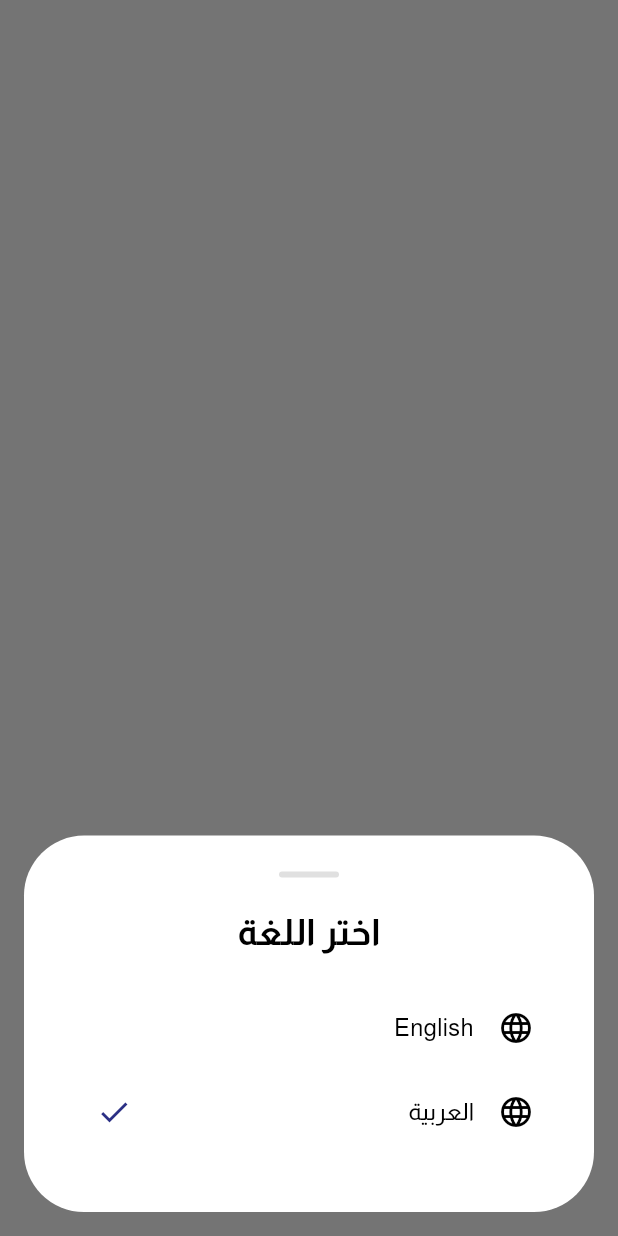
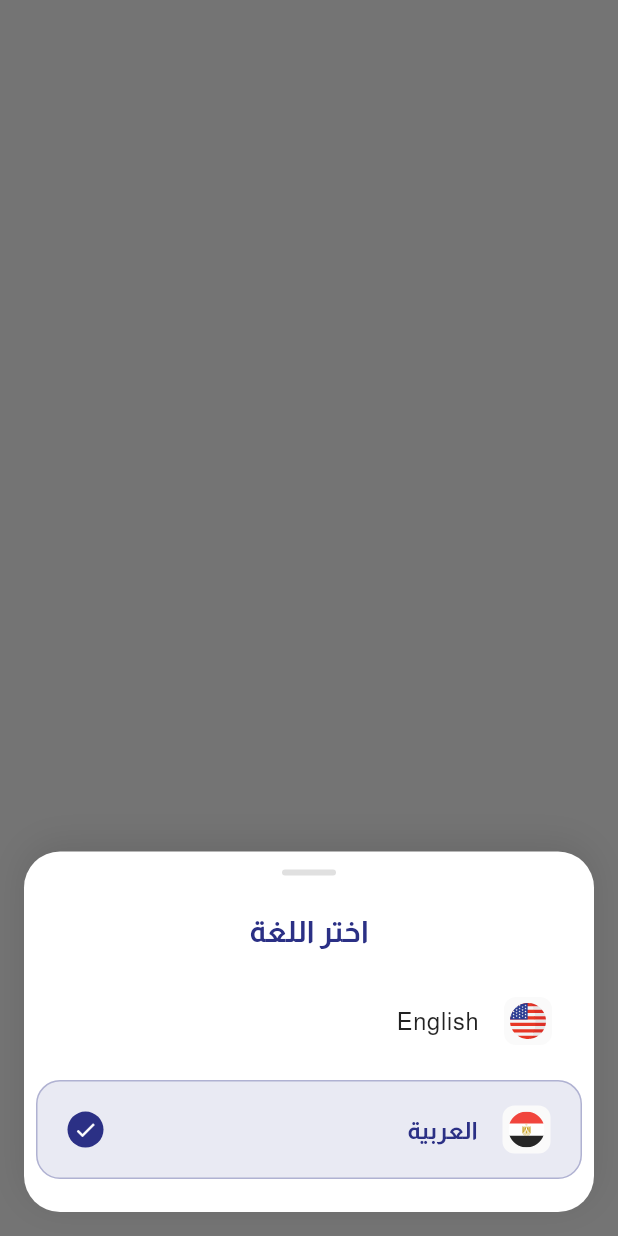
Before and after one commit to Tqniait123/must_service_man, a Flutter app: what showLanguageBottomSheet() shows on an empty page, opened directly, on a phone screen of 412 x 824 dp. Run offline on Flutter 3.47's test engine with Material 3 defaults, Android fonts, the light colour scheme and no system bars; our stand-ins replace auto_size_text, bloc, bot_toast, cached_network_image, connectivity_plus, dartz and 23 more; missing offline and left inert: mobile_scanner; accounts and stored records are empty; network calls fail.

Commit message:
feat(localization): add language flags and improve language selection UI
- Add SVG flag icons for English and Arabic languages
- Refactor language selection bottom sheet with improved UI/UX
- Implement new _LanguageOption widget for consistent language items

```diff
--- a/lib/core/static/icons.dart
+++ b/lib/core/static/icons.dart
@@ -7,6 +7,7 @@ static const String faqIcCopy = '$_iconsPath/faq_ic copy.svg';
 static const String loginIc = '$_iconsPath/login_ic.svg';
 static const String outlinedPriceIc = '$_iconsPath/outlined_price_ic.svg';
 static const String logout = '$_iconsPath/logout.svg';
+static const String en = '$_iconsPath/en.svg';
 static const String supportIc = '$_iconsPath/support_ic.svg';
 static const String checkMailIllu = '$_iconsPath/check_mail_illu.svg';
 static const String termsIcCopy = '$_iconsPath/terms_ic copy.svg';
@@ -15,6 +16,7 @@ static const String menuIc = '$_iconsPath/menu_ic.svg';
 static const String settingsIc = '$_iconsPath/settings_ic.svg';
 static const String outlinedClockIc = '$_iconsPath/outlined_clock_ic.svg';
 static const String currentLocationIc = '$_iconsPath/current_location_ic.svg';
+static const String ar = '$_iconsPath/ar.svg';
 static const String deleteIc = '$_iconsPath/delete_ic.svg';
 static const String privacyPolicyIc = '$_iconsPath/privacy_policy_ic.svg';
 static const String cardIc = '$_iconsPath/card_ic.svg';
--- a/lib/core/utils/dialogs/languages_bottom_sheet.dart
+++ b/lib/core/utils/dialogs/languages_bottom_sheet.dart
@@ -1,14 +1,16 @@
 import 'package:easy_localization/easy_localization.dart';
 import 'package:flutter/material.dart';
 import 'package:flutter_bloc/flutter_bloc.dart';
+import 'package:flutter_svg/flutter_svg.dart';
 import 'package:must_invest_service_man/core/extensions/num_extension.dart';
 import 'package:must_invest_service_man/core/extensions/text_style_extension.dart';
 import 'package:must_invest_service_man/core/extensions/theme_extension.dart';
+import 'package:must_invest_service_man/core/static/icons.dart';
 import 'package:must_invest_service_man/core/theme/colors.dart';
 import 'package:must_invest_service_man/core/translations/locale_keys.g.dart';
 import 'package:must_invest_service_man/features/auth/presentation/languages_cubit/languages_cubit.dart';
 
-void showLanguageBottomSheet(BuildContext context) {
+Future<void> showLanguageBottomSheet(BuildContext context) async {
   showModalBottomSheet(
     backgroundColor: Colors.transparent,
     enableDrag: true,
@@ -17,81 +19,63 @@ void showLanguageBottomSheet(BuildContext context) {
     builder:
         (context) => StatefulBuilder(
           builder: (context, setState) {
-            return SingleChildScrollView(
-              child: Wrap(
-                children: [
-                  Container(
-                    margin: const EdgeInsets.symmetric(
-                      horizontal: 16,
-                      vertical: 16,
-                    ),
-                    padding: const EdgeInsets.symmetric(
-                      horizontal: 24,
-                      vertical: 24,
-                    ),
-                    width: double.infinity,
+            return Container(
+              margin: const EdgeInsets.all(16),
               decoration: BoxDecoration(
                 color: Colors.white,
-                      borderRadius: BorderRadius.circular(40),
+                borderRadius: BorderRadius.circular(24),
+                boxShadow: [
+                  BoxShadow(color: Colors.black.withOpacity(0.1), blurRadius: 20, offset: const Offset(0, -5)),
+                ],
               ),
               child: Column(
                 mainAxisSize: MainAxisSize.min,
                 children: [
-                        // Handle small line on top
+                  // Drag handle
                   Container(
-                          width: 40,
+                    width: 36,
                     height: 4,
-                          margin: const EdgeInsets.only(bottom: 20),
-                          decoration: BoxDecoration(
-                            color: Colors.grey[300],
-                            borderRadius: BorderRadius.circular(2),
+                    margin: const EdgeInsets.only(top: 12, bottom: 8),
+                    decoration: BoxDecoration(color: Colors.grey[300], borderRadius: BorderRadius.circular(2)),
                   ),
+
+                  // Title
+                  Padding(
+                    padding: const EdgeInsets.symmetric(horizontal: 24, vertical: 16),
+                    child: Text(LocaleKeys.select_language.tr(), style: context.textTheme.titleLarge!.semiBold),
                   ),
-                        Text(
-                          LocaleKeys.select_language.tr(),
-                          style: context.textTheme.bodyMedium!.bold.s24,
-                        ),
-                        20.gap,
-                        ListTile(
-                          leading: const Icon(Icons.language),
-                          title: Text(
-                            'English',
-                            style: context.textTheme.bodyMedium!.regular.s16,
-                          ),
-                          trailing:
-                              context.locale.languageCode == 'en'
-                                  ? Icon(Icons.check, color: AppColors.primary)
-                                  : null,
+
+                  // Language options
+                  Padding(
+                    padding: const EdgeInsets.symmetric(horizontal: 8),
+                    child: Column(
+                      children: [
+                        _LanguageOption(
+                          flag: AppIcons.en, // Your SVG icon
+                          language: 'English',
+                          languageCode: 'en',
+                          isSelected: context.locale.languageCode == 'en',
                           onTap: () {
-                            context.read<LanguagesCubit>().setLanguage(
-                              context,
-                              'en',
-                            );
+                            context.read<LanguagesCubit>().setLanguage(context, 'en');
                             Navigator.pop(context);
                           },
                         ),
-                        ListTile(
-                          leading: const Icon(Icons.language),
-                          title: Text(
-                            'العربية',
-                            style: context.textTheme.bodyMedium!.regular.s16,
-                          ),
-                          trailing:
-                              context.locale.languageCode == 'ar'
-                                  ? Icon(Icons.check, color: AppColors.primary)
-                                  : null,
+                        8.gap,
+                        _LanguageOption(
+                          flag: AppIcons.ar, // Your SVG icon for Arabic
+                          language: 'العربية',
+                          languageCode: 'ar',
+                          isSelected: context.locale.languageCode == 'ar',
                           onTap: () {
-                            context.read<LanguagesCubit>().setLanguage(
-                              context,
-                              'ar',
-                            );
+                            context.read<LanguagesCubit>().setLanguage(context, 'ar');
                             Navigator.pop(context);
                           },
                         ),
-                        16.gap,
                       ],
                     ),
                   ),
+
+                  24.gap,
                 ],
               ),
             );
@@ -99,3 +83,73 @@ void showLanguageBottomSheet(BuildContext context) {
         ),
   );
 }
+
+class _LanguageOption extends StatelessWidget {
+  final String flag;
+  final String language;
+  final String languageCode;
+  final bool isSelected;
+  final VoidCallback onTap;
+
+  const _LanguageOption({
+    required this.flag,
+    required this.language,
+    required this.languageCode,
+    required this.isSelected,
+    required this.onTap,
+  });
+
+  @override
+  Widget build(BuildContext context) {
+    return Material(
+      color: Colors.transparent,
+      child: InkWell(
+        onTap: onTap,
+        borderRadius: BorderRadius.circular(16),
+        child: AnimatedContainer(
+          duration: const Duration(milliseconds: 200),
+          padding: const EdgeInsets.symmetric(horizontal: 20, vertical: 16),
+          decoration: BoxDecoration(
+            color: isSelected ? AppColors.primary.withOpacity(0.1) : Colors.transparent,
+            borderRadius: BorderRadius.circular(16),
+            border: isSelected ? Border.all(color: AppColors.primary.withOpacity(0.3), width: 1) : null,
+          ),
+          child: Row(
+            children: [
+              // Flag icon
+              Container(
+                width: 32,
+                height: 32,
+                padding: const EdgeInsets.all(4),
+                decoration: BoxDecoration(borderRadius: BorderRadius.circular(8), color: Colors.grey[50]),
+                child: SvgPicture.asset(flag, width: 24, height: 24, fit: BoxFit.contain),
+              ),
+
+              16.gap,
+
+              // Language name
+              Expanded(
+                child: Text(
+                  language,
+                  style: context.textTheme.bodyLarge!.copyWith(
+                    color: isSelected ? AppColors.primary : Colors.black87,
+                    fontWeight: isSelected ? FontWeight.w600 : FontWeight.w500,
+                  ),
+                ),
+              ),
+
+              // Check indicator
+              if (isSelected)
+                Container(
+                  width: 24,
+                  height: 24,
+                  decoration: BoxDecoration(color: AppColors.primary, shape: BoxShape.circle),
+                  child: const Icon(Icons.check, color: Colors.white, size: 16),
+                ),
+            ],
+          ),
+        ),
+      ),
+    );
+  }
+}
```
Also changed, not shown: assets/images/icons/ar.svg (added), assets/images/icons/en.svg (added). Lines whose indentation alone changed are shown as unchanged.
